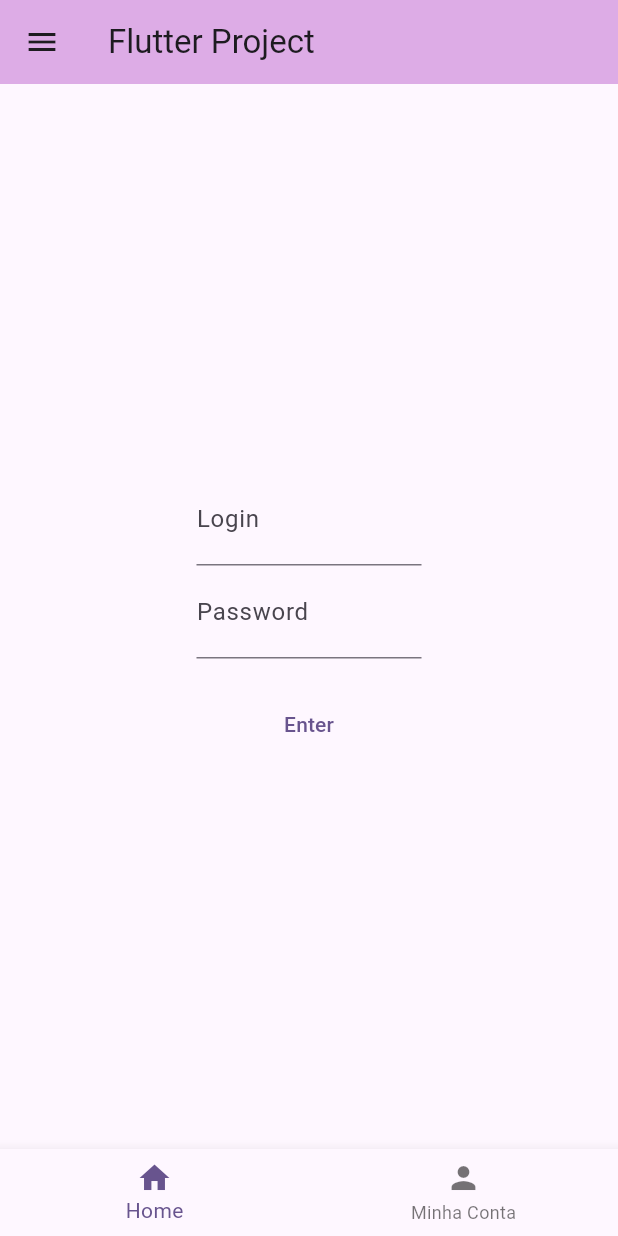
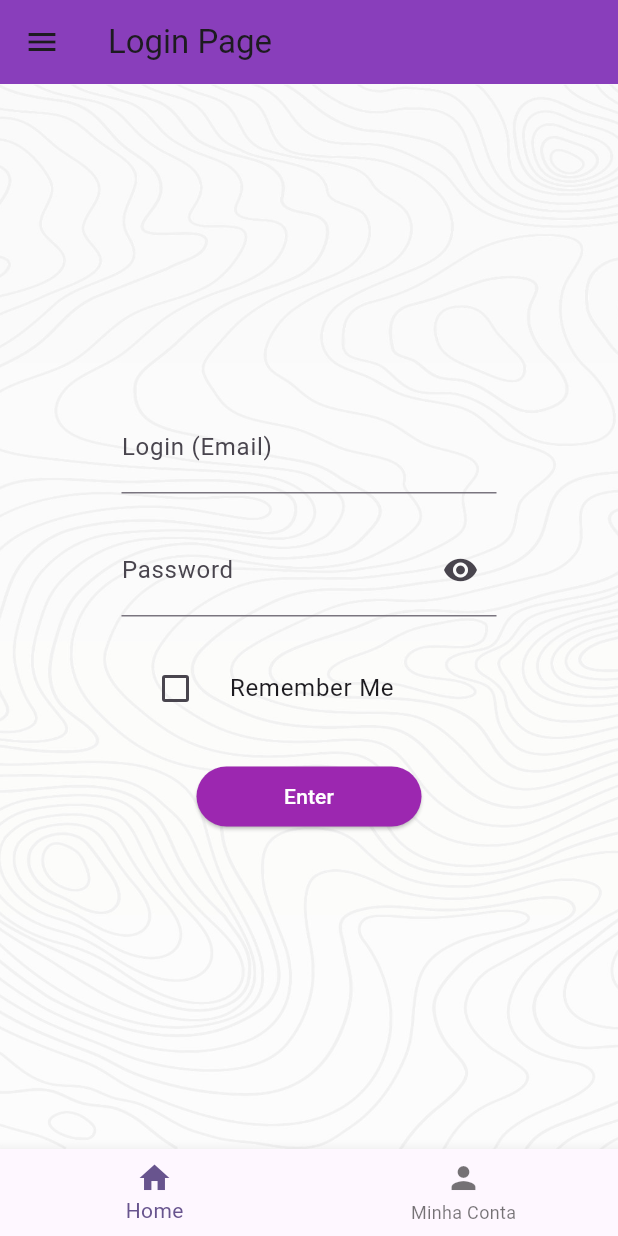
Before and after one commit to nietus/flutter_project, a Flutter app: the screen it shows after launch, on a phone screen of 412 x 824 dp. Run offline on Flutter 3.47's test engine with Material 3 defaults, Android fonts, the phone set to English and light mode, and no system bars.

```diff
--- a/lib/main.dart
+++ b/lib/main.dart
@@ -6,167 +6,137 @@ void main() {
 
 class MyApp extends StatelessWidget {
   const MyApp({super.key});
-
-  // This widget is the root of your application.
   @override
   Widget build(BuildContext context) {
     return MaterialApp(
       title: 'Flutter Demo',
       theme: ThemeData(
-        // This is the theme of your application.
-        //
-        // TRY THIS: Try running your application with "flutter run". You'll see
-        // the application has a purple toolbar. Then, without quitting the app,
-        // try changing the seedColor in the colorScheme below to Colors.green
-        // and then invoke "hot reload" (save your changes or press the "hot
-        // reload" button in a Flutter-supported IDE, or press "r" if you used
-        // the command line to start the app).
-        //
-        // Notice that the counter didn't reset back to zero; the application
-        // state is not lost during the reload. To reset the state, use hot
-        // restart instead.
-        //
-        // This works for code too, not just values: Most code changes can be
-        // tested with just a hot reload.
         colorScheme: ColorScheme.fromSeed(seedColor: Colors.deepPurple),
         useMaterial3: true,
       ),
-      home: Scaffold(
+      home: const LoginPage(),
+    );
+  }
+}
+
+class LoginPage extends StatefulWidget {
+  const LoginPage({super.key});
+  @override
+  State<LoginPage> createState() => _LoginPageState();
+}
+
+class _LoginPageState extends State<LoginPage> {
+  bool _obscurePassword = true;
+  bool _rememberMe = false;
+  @override
+  Widget build(BuildContext context) {
+    return Scaffold(
       appBar: AppBar(
-          backgroundColor: const Color.fromARGB(255, 221, 172, 230),
-          title: Text('Flutter Project'),
+        title: const Text('Login Page'),
+        backgroundColor: const Color.fromARGB(255, 137, 62, 187),
+        leading: IconButton(
+          icon: const Icon(Icons.menu),
+          onPressed: () {},
         ),
-        drawer: Drawer(),
-        body: Center(
+      ),
+      body: Stack(
+        children: [
+          Container(
+            decoration: const BoxDecoration(
+              image: DecorationImage(
+                image: AssetImage("assets/background.jpg"),
+                fit: BoxFit.cover,
+              ),
+            ),
+          ),
+          Center(
+            child: SingleChildScrollView(
               child: Column(
                 mainAxisSize: MainAxisSize.min,
                 children: [
                   Align(
                     alignment: Alignment.center,
                     child: Container(
-                width: 150,
+                      width: 250,
                       child: const TextField(
-                  decoration: InputDecoration(labelText: 'Login'),
+                        keyboardType: TextInputType.emailAddress,
+                        decoration: InputDecoration(labelText: 'Login (Email)'),
                         style: TextStyle(color: Colors.purple, fontSize: 20),
                       ),
                     ),
                   ),
+                  const SizedBox(height: 20),
+                  Align(
+                    alignment: Alignment.center,
+                    child: Container(
+                      width: 250,
+                      child: TextField(
+                        obscureText: _obscurePassword,
+                        decoration: InputDecoration(
+                          labelText: 'Password',
+                          suffixIcon: IconButton(
+                            icon: Icon(
+                              _obscurePassword
+                                  ? Icons.visibility
+                                  : Icons.visibility_off,
+                            ),
+                            onPressed: () {
+                              setState(() {
+                                _obscurePassword = !_obscurePassword;
+                              });
+                            },
+                          ),
+                        ),
+                        style:
+                            const TextStyle(color: Colors.purple, fontSize: 20),
+                      ),
+                    ),
+                  ),
+                  const SizedBox(height: 20),
+                  Align(
+                    alignment: Alignment.center,
+                    child: Container(
+                      width: 250,
+                      child: CheckboxListTile(
+                        title: const Text('Remember Me'),
+                        value: _rememberMe,
+                        onChanged: (newValue) {
+                          setState(() {
+                            _rememberMe = newValue!;
+                          });
+                        },
+                        controlAffinity: ListTileControlAffinity.leading,
+                      ),
+                    ),
+                  ),
+                  const SizedBox(height: 20),
                   Align(
                     alignment: Alignment.center,
                     child: Container(
                       width: 150,
-                child: TextField(
-                  obscureText: true, // Hides the text for password input
-                  decoration: InputDecoration(labelText: 'Password'),
-                  style: TextStyle(color: Colors.purple, fontSize: 20),
+                      child: ElevatedButton(
+                        onPressed: () {},
+                        child: const Text("Enter"),
+                        style: ElevatedButton.styleFrom(
+                          foregroundColor: Colors.white,
+                          backgroundColor: Colors.purple,
                         ),
                       ),
                     ),
-            SizedBox(height: 20),
-            Align(
-              alignment: Alignment.center,
-              child: Container(
-                width: 150,
-                child: TextButton(onPressed: (){}, child: Text("Enter")),
+                  ),
+                ],
               ),
             ),
-          ],)
           ),
-        bottomNavigationBar:
-            BottomNavigationBar(items: const <BottomNavigationBarItem>[
+        ],
+      ),
+      bottomNavigationBar: BottomNavigationBar(
+        items: const <BottomNavigationBarItem>[
           BottomNavigationBarItem(icon: Icon(Icons.home), label: 'Home'),
           BottomNavigationBarItem(
-              icon: Icon(Icons.person), label: 'Minha Conta')
-        ]),
+              icon: Icon(Icons.person), label: 'Minha Conta'),
+        ],
       ),
     );
   }
 }
-
-class MyHomePage extends StatefulWidget {
-  const MyHomePage({super.key, required this.title});
-
-  // This widget is the home page of your application. It is stateful, meaning
-  // that it has a State object (defined below) that contains fields that affect
-  // how it looks.
-
-  // This class is the configuration for the state. It holds the values (in this
-  // case the title) provided by the parent (in this case the App widget) and
-  // used by the build method of the State. Fields in a Widget subclass are
-  // always marked "final".
-
-  final String title;
-
-  @override
-  State<MyHomePage> createState() => _MyHomePageState();
-}
-
-class _MyHomePageState extends State<MyHomePage> {
-  int _counter = 0;
-
-  void _incrementCounter() {
-    setState(() {
-      // This call to setState tells the Flutter framework that something has
-      // changed in this State, which causes it to rerun the build method below
-      // so that the display can reflect the updated values. If we changed
-      // _counter without calling setState(), then the build method would not be
-      // called again, and so nothing would appear to happen.
-      _counter++;
-    });
-  }
-
-  @override
-  Widget build(BuildContext context) {
-    // This method is rerun every time setState is called, for instance as done
-    // by the _incrementCounter method above.
-    //
-    // The Flutter framework has been optimized to make rerunning build methods
-    // fast, so that you can just rebuild anything that needs updating rather
-    // than having to individually change instances of widgets.
-    return Scaffold(
-      appBar: AppBar(
-        // TRY THIS: Try changing the color here to a specific color (to
-        // Colors.amber, perhaps?) and trigger a hot reload to see the AppBar
-        // change color while the other colors stay the same.
-        backgroundColor: Theme.of(context).colorScheme.inversePrimary,
-        // Here we take the value from the MyHomePage object that was created by
-        // the App.build method, and use it to set our appbar title.
-        title: Text(widget.title),
-      ),
-      body: Center(
-        // Center is a layout widget. It takes a single child and positions it
-        // in the middle of the parent.
-        child: Column(
-          // Column is also a layout widget. It takes a list of children and
-          // arranges them vertically. By default, it sizes itself to fit its
-          // children horizontally, and tries to be as tall as its parent.
-          //
-          // Column has various properties to control how it sizes itself and
-          // how it positions its children. Here we use mainAxisAlignment to
-          // center the children vertically; the main axis here is the vertical
-          // axis because Columns are vertical (the cross axis would be
-          // horizontal).
-          //
-          // TRY THIS: Invoke "debug painting" (choose the "Toggle Debug Paint"
-          // action in the IDE, or press "p" in the console), to see the
-          // wireframe for each widget.
-          mainAxisAlignment: MainAxisAlignment.center,
-          children: <Widget>[
-            const Text(
-              'You have pushed the button this many times:',
-            ),
-            Text(
-              '$_counter',
-              style: Theme.of(context).textTheme.headlineMedium,
-            ),
-          ],
-        ),
-      ),
-      floatingActionButton: FloatingActionButton(
-        onPressed: _incrementCounter,
-        tooltip: 'Increment',
-        child: const Icon(Icons.add),
-      ), // This trailing comma makes auto-formatting nicer for build methods.
-    );
-  }
-}
--- a/pubspec.yaml
+++ b/pubspec.yaml
@@ -59,9 +59,8 @@ flutter:
   uses-material-design: true
 
   # To add assets to your application, add an assets section, like this:
-  # assets:
-  #   - images/a_dot_burr.jpeg
-  #   - images/a_dot_ham.jpeg
+  assets:
+     - assets/
 
   # An image asset can refer to one or more resolution-specific "variants", see
   # https://flutter.dev/to/resolution-aware-images
```
Also changed, not shown: lib/cadastro.dart (added, +358 -0 lines), assets/background.jpg (added). Lines whose indentation alone changed are shown as unchanged.
